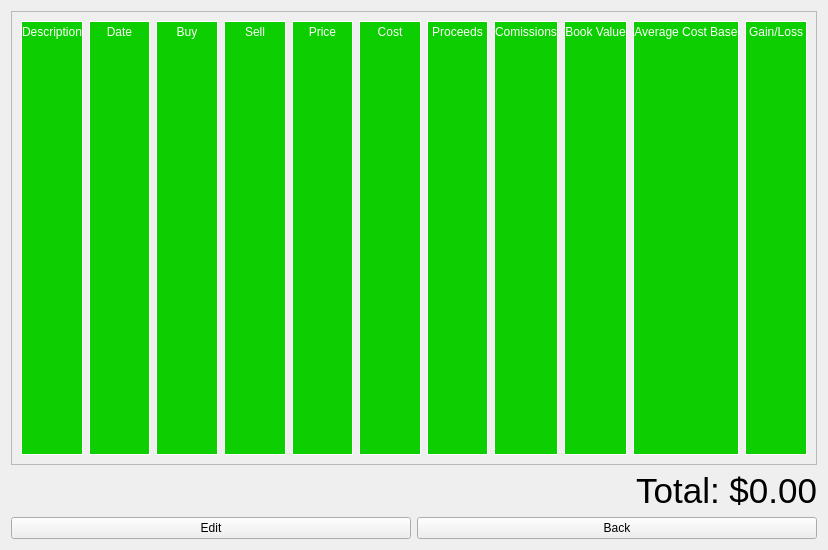
First picture: the form in GainLossCalculator/TransactionScreen/transactionscreen.ui, repository w-ge/Gain-Loss-Calculator, before the edit.
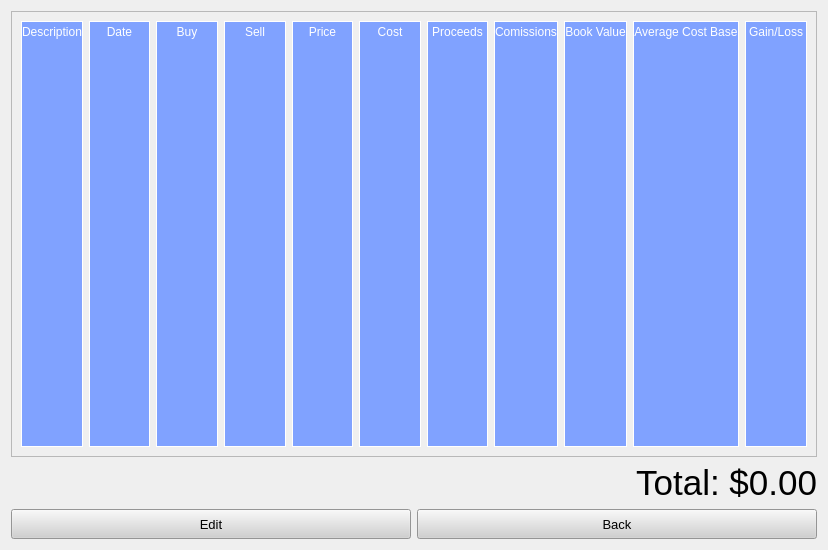
Second picture: the form after the edit.

Commit message: Changed Style and Added Dialog Class

Diff of the .ui file:
```diff
--- a/GainLossCalculator/TransactionScreen/transactionscreen.ui
+++ b/GainLossCalculator/TransactionScreen/transactionscreen.ui
@@ -13,6 +13,11 @@
   <property name="windowTitle">
    <string>Form</string>
   </property>
+  <property name="styleSheet">
+   <string notr="true">
+
+</string>
+  </property>
   <layout class="QVBoxLayout" name="verticalLayout">
    <item>
     <widget class="QScrollArea" name="scrollArea">
@@ -25,14 +30,14 @@
         <x>0</x>
         <y>0</y>
         <width>808</width>
-        <height>451</height>
+        <height>444</height>
        </rect>
       </property>
       <layout class="QGridLayout" name="gridLayout">
        <item row="0" column="0">
         <layout class="QGridLayout" name="transactions">
          <property name="verticalSpacing">
-          <number>0</number>
+          <number>10</number>
          </property>
          <item row="0" column="6">
           <widget class="QLabel" name="proceeds">
@@ -43,7 +48,7 @@
             </size>
            </property>
            <property name="styleSheet">
-            <string notr="true">background-color: rgb(13, 206, 0);
+            <string notr="true">background-color: rgb(128, 162, 255);
 color: rgb(255, 255, 255);
 border: 1px solid white;</string>
            </property>
@@ -64,7 +69,7 @@
             </size>
            </property>
            <property name="styleSheet">
-            <string notr="true">background-color: rgb(13, 206, 0);
+            <string notr="true">background-color: rgb(128, 162, 255);
 color: rgb(255, 255, 255);
 border: 1px solid white;</string>
            </property>
@@ -85,7 +90,7 @@
             </size>
            </property>
            <property name="styleSheet">
-            <string notr="true">background-color: rgb(13, 206, 0);
+            <string notr="true">background-color: rgb(128, 162, 255);
 color: rgb(255, 255, 255);
 border: 1px solid white;</string>
            </property>
@@ -106,7 +111,7 @@
             </size>
            </property>
            <property name="styleSheet">
-            <string notr="true">background-color: rgb(13, 206, 0);
+            <string notr="true">background-color: rgb(128, 162, 255);
 color: rgb(255, 255, 255);
 border: 1px solid white;</string>
            </property>
@@ -127,7 +132,7 @@
             </size>
            </property>
            <property name="styleSheet">
-            <string notr="true">background-color: rgb(13, 206, 0);
+            <string notr="true">background-color: rgb(128, 162, 255);
 color: rgb(255, 255, 255);
 border: 1px solid white;</string>
            </property>
@@ -148,7 +153,7 @@
             </size>
            </property>
            <property name="styleSheet">
-            <string notr="true">background-color: rgb(13, 206, 0);
+            <string notr="true">background-color: rgb(128, 162, 255);
 color: rgb(255, 255, 255);
 border: 1px solid white;</string>
            </property>
@@ -169,7 +174,7 @@
             </size>
            </property>
            <property name="styleSheet">
-            <string notr="true">background-color: rgb(13, 206, 0);
+            <string notr="true">background-color: rgb(128, 162, 255);
 color: rgb(255, 255, 255);
 border: 1px solid white;</string>
            </property>
@@ -190,7 +195,7 @@
             </size>
            </property>
            <property name="styleSheet">
-            <string notr="true">background-color: rgb(13, 206, 0);
+            <string notr="true">background-color: rgb(128, 162, 255);
 color: rgb(255, 255, 255);
 border: 1px solid white;</string>
            </property>
@@ -211,7 +216,7 @@
             </size>
            </property>
            <property name="styleSheet">
-            <string notr="true">background-color: rgb(13, 206, 0);
+            <string notr="true">background-color: rgb(128, 162, 255);
 color: rgb(255, 255, 255);
 border: 1px solid white;</string>
            </property>
@@ -232,7 +237,7 @@
             </size>
            </property>
            <property name="styleSheet">
-            <string notr="true">background-color: rgb(13, 206, 0);
+            <string notr="true">background-color: rgb(128, 162, 255);
 color: rgb(255, 255, 255);
 border: 1px solid white;</string>
            </property>
@@ -253,7 +258,7 @@
             </size>
            </property>
            <property name="styleSheet">
-            <string notr="true">background-color: rgb(13, 206, 0);
+            <string notr="true">background-color: rgb(128, 162, 255);
 color: rgb(255, 255, 255);
 border: 1px solid white;</string>
            </property>
@@ -290,6 +295,22 @@
     <layout class="QHBoxLayout" name="horizontalLayout">
      <item>
       <widget class="QPushButton" name="edit">
+       <property name="minimumSize">
+        <size>
+         <width>0</width>
+         <height>30</height>
+        </size>
+       </property>
+       <property name="font">
+        <font>
+         <family>Microsoft Sans Serif</family>
+         <pointsize>10</pointsize>
+        </font>
+       </property>
+       <property name="styleSheet">
+        <string notr="true">background-color: rgb(208, 208, 208);
+</string>
+       </property>
        <property name="text">
         <string>Edit</string>
        </property>
@@ -297,6 +318,22 @@
      </item>
      <item>
       <widget class="QPushButton" name="back">
+       <property name="minimumSize">
+        <size>
+         <width>0</width>
+         <height>30</height>
+        </size>
+       </property>
+       <property name="font">
+        <font>
+         <family>Microsoft Sans Serif</family>
+         <pointsize>10</pointsize>
+        </font>
+       </property>
+       <property name="styleSheet">
+        <string notr="true">background-color: rgb(208, 208, 208);
+</string>
+       </property>
        <property name="text">
         <string>Back</string>
        </property>
```
The commit also changes 59 other files.
